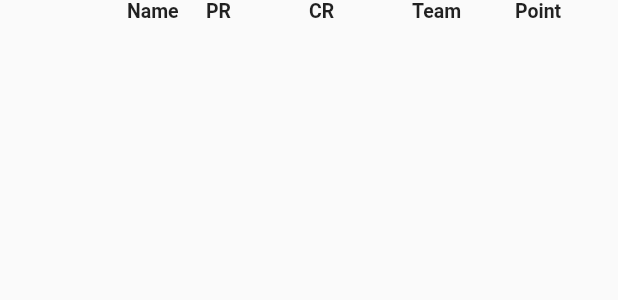
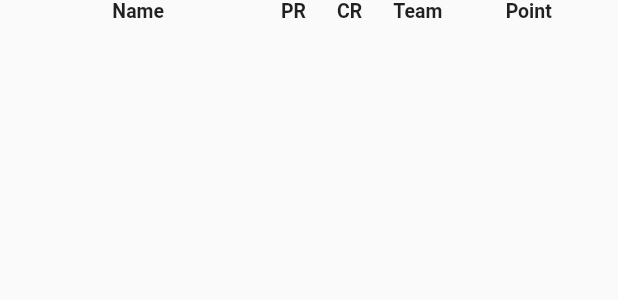
Before and after one commit to Dhana2513/team_builder, a Flutter app: the PlayerTable widget shown alone on an empty page, opened directly with empty values, on a phone screen of 412 x 824 dp. Shown: the top 300 px of the screen. Run offline on Flutter 3.47's test engine with Material 2 defaults, Android fonts, the phone set to English and light mode, and no system bars; our stand-ins replace cloud_firestore, firebase_core; accounts and stored records are empty.

Commit message:
adjusted alignment

```diff
--- a/lib/presentation/widgets/player_table.dart
+++ b/lib/presentation/widgets/player_table.dart
@@ -30,17 +30,31 @@ class _PlayerTableState extends State<PlayerTable> {
     );
 
     return Table(
+      columnWidths: widget.onPlayerUpdate != null
+          ? {
+              0: FlexColumnWidth(2),
+              1: FlexColumnWidth(3),
+              2: FlexColumnWidth(1),
+              3: FlexColumnWidth(1),
+              4: FlexColumnWidth(2),
+              5: FlexColumnWidth(2),
+              6: FlexColumnWidth(2),
+            }
+          : {
+              0: FlexColumnWidth(2),
+              1: FlexColumnWidth(3),
+              2: FlexColumnWidth(1),
+              3: FlexColumnWidth(1),
+              4: FlexColumnWidth(2),
+              5: FlexColumnWidth(2),
+            },
       children: [
         TableRow(children: [
           const Padding(
             padding: EdgeInsets.only(bottom: 24),
             child: Text(''),
           ),
-          Padding(
-            padding: const EdgeInsets.symmetric(horizontal: 16.0),
-            child: Text('Name',
-                style: textStyle.copyWith(fontWeight: FontWeight.w600)),
-          ),
+          Text('Name', style: textStyle.copyWith(fontWeight: FontWeight.w600)),
           Text('PR', style: textStyle.copyWith(fontWeight: FontWeight.w600)),
           Text('CR', style: textStyle.copyWith(fontWeight: FontWeight.w600)),
           if (widget.onPlayerUpdate != null) ...[
```
